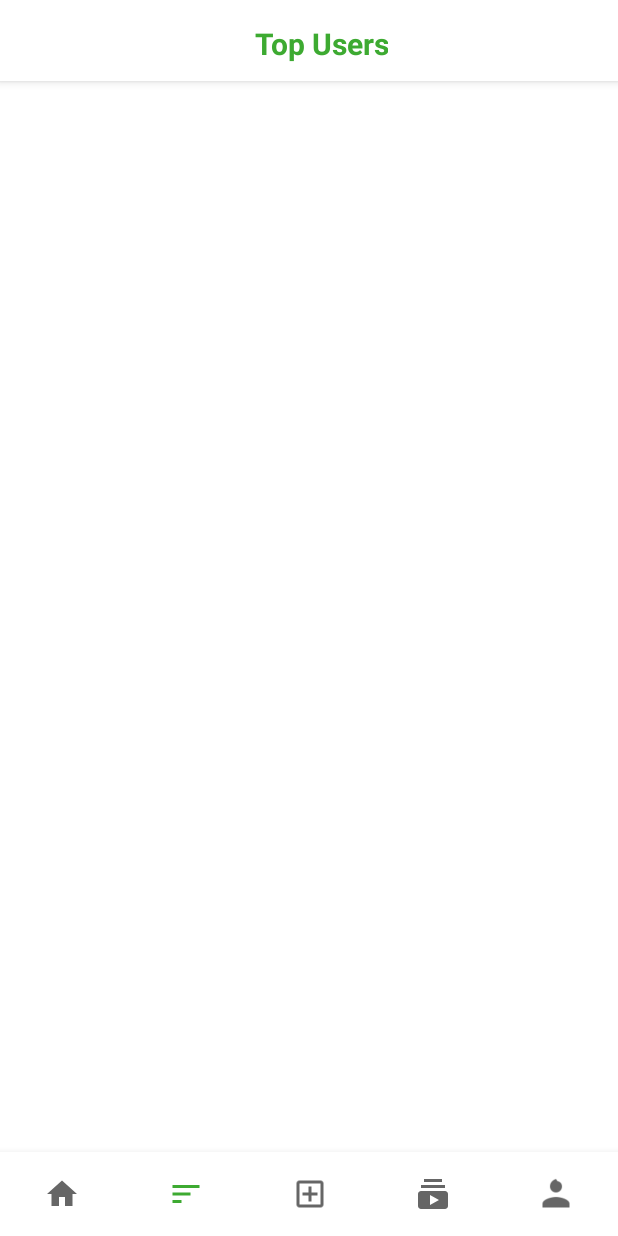
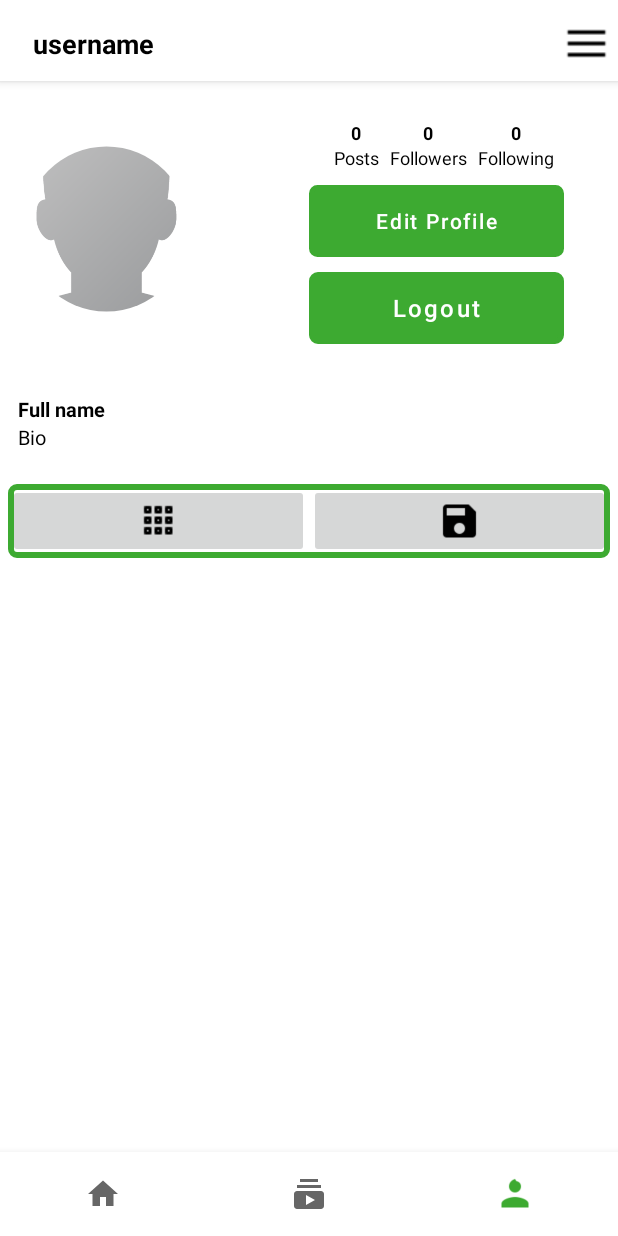
Before and after one commit to SkSabbir420/Muhammad, an Android app: the MainActivity screen opened directly, with no data from a screen before it, item 3 of the bottom bar chosen, on a phone screen of 412 x 824 dp. Run offline under Robolectric (Android 15) with nearby library versions, the phone set to English and light mode, and no system bars; our stand-ins replace AdMob, CircleImageView, Firebase (no records; nobody signed in at launch, a user with empty details on screens opened directly), Picasso; 1 statement that could not run was skipped.

Commit message:
Admin V0.1

```diff
--- a/app/src/main/java/com/islam/muhammad/main/MainActivity.kt
+++ b/app/src/main/java/com/islam/muhammad/main/MainActivity.kt
@@ -34,24 +34,24 @@ class MainActivity : AppCompatActivity(){
                     return@OnNavigationItemSelectedListener true
                     //Toast.makeText(this, "Working this feature!!\n Coming very soon.", Toast.LENGTH_SHORT).show()
                 }
-                R.id.nav_add_post -> {
-
-                    if(checkMembership == "true"){
-                        item.isChecked =false
-                        //startActivity(Intent(this@MainActivity, AddPostActivity::class.java))
-                        startActivity(Intent(this@MainActivity, post_main_activity::class.java))
-                        return@OnNavigationItemSelectedListener true
-                    }else{
-                        //Toast.makeText(this, "You don't have premium membership.", Toast.LENGTH_SHORT).show()
-                        Toast.makeText(this, "Your Don't Have Premium Membership", Toast.LENGTH_SHORT).show()
-                    }
-
-                }
-                R.id.nav_notifications -> {
-                    //Toast.makeText(this, "Working this feature!!\n Coming very soon.", Toast.LENGTH_SHORT).show()
-                    moveToFragment(TopViewFragment())
-                    return@OnNavigationItemSelectedListener true
-                }
+//                R.id.nav_add_post -> {
+//
+//                    if(checkMembership == "true"){
+//                        item.isChecked =false
+//                        //startActivity(Intent(this@MainActivity, AddPostActivity::class.java))
+//                        startActivity(Intent(this@MainActivity, post_main_activity::class.java))
+//                        return@OnNavigationItemSelectedListener true
+//                    }else{
+//                        //Toast.makeText(this, "You don't have premium membership.", Toast.LENGTH_SHORT).show()
+//                        Toast.makeText(this, "Your Don't Have Premium Membership", Toast.LENGTH_SHORT).show()
+//                    }
+//
+//                }
+//                R.id.nav_notifications -> {
+//                    //Toast.makeText(this, "Working this feature!!\n Coming very soon.", Toast.LENGTH_SHORT).show()
+//                    moveToFragment(TopViewFragment())
+//                    return@OnNavigationItemSelectedListener true
+//                }
 
             }
         false
--- a/app/src/main/res/menu/bottom_nav_menu.xml
+++ b/app/src/main/res/menu/bottom_nav_menu.xml
@@ -5,16 +5,6 @@
     <item
         android:id="@+id/nav_home"
         android:icon="@drawable/ic_home_black_24dp"
-        android:title="" />
-
-    <item
-        android:id="@+id/nav_notifications"
-        android:icon="@drawable/ic_baseline_sort_24"
-        android:title="" />
-
-    <item
-        android:id="@+id/nav_add_post"
-        android:icon="@drawable/add"
         android:title="" />
 
     <item
--- a/build.gradle
+++ b/build.gradle
@@ -6,7 +6,7 @@ buildscript {
         mavenCentral()
     }
     dependencies {
-        classpath 'com.android.tools.build:gradle:7.0.0-beta03'
+        classpath 'com.android.tools.build:gradle:7.0.0-beta04'
         classpath 'org.jetbrains.kotlin:kotlin-gradle-plugin:1.4.32'
         classpath 'com.google.gms:google-services:4.3.5'
 
```
Also changed, not shown: app/src/main/java/com/islam/muhammad/adapter/VideoPostAdapter.kt (+40 -20 lines), app/src/main/java/com/islam/muhammad/model/VideoPost.kt (+26 -9 lines), app/src/main/res/layout/video_posts_layout.xml (+12 -1 lines), gradle/wrapper/gradle-wrapper.properties.
